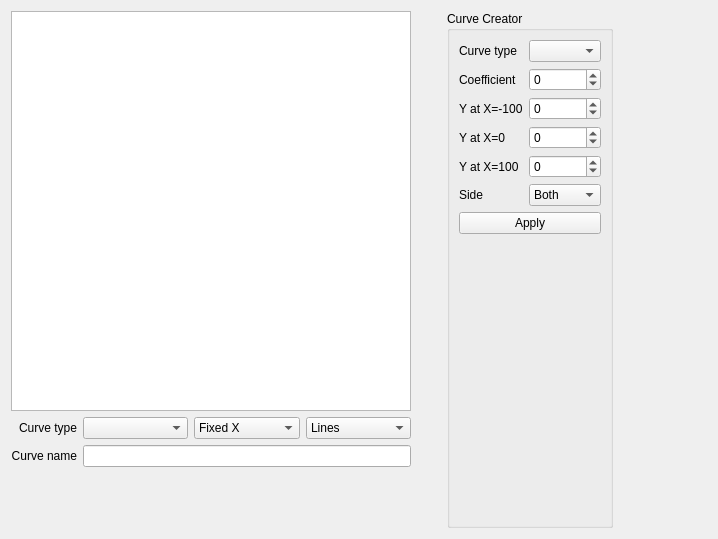
This is companion/src/modeledit/curves.ui in opentx/opentx as Qt 5 draws it before an edit. The edited form follows.
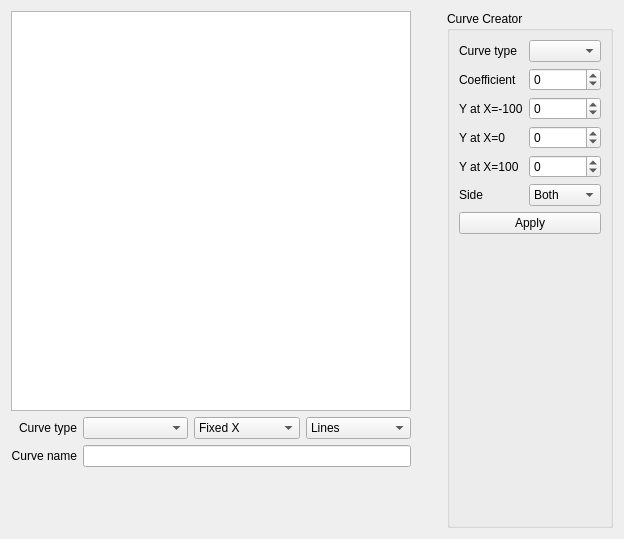
This is the edited form.

Commit message: Modeledit, rearrange curve dialog to avoid vertical scrolls

What changed in the file:
```diff
--- a/companion/src/modeledit/curves.ui
+++ b/companion/src/modeledit/curves.ui
@@ -6,7 +6,7 @@
    <rect>
     <x>0</x>
     <y>0</y>
-    <width>718</width>
+    <width>624</width>
     <height>539</height>
    </rect>
   </property>
@@ -331,7 +331,7 @@
      </property>
      <property name="sizeHint" stdset="0">
       <size>
-       <width>40</width>
+       <width>10</width>
        <height>20</height>
       </size>
      </property>
```
Left out of the diff: 35 changed lines with no effect on the pictures. The commit also changes 1 other file.
